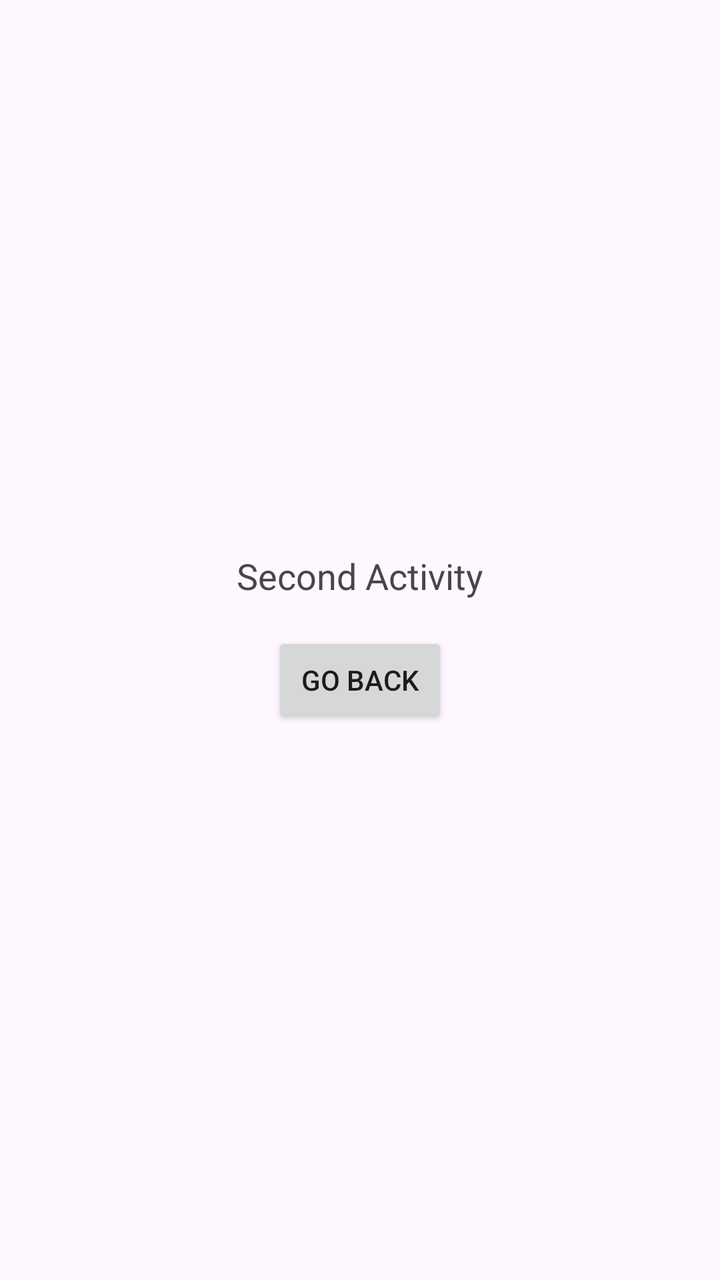
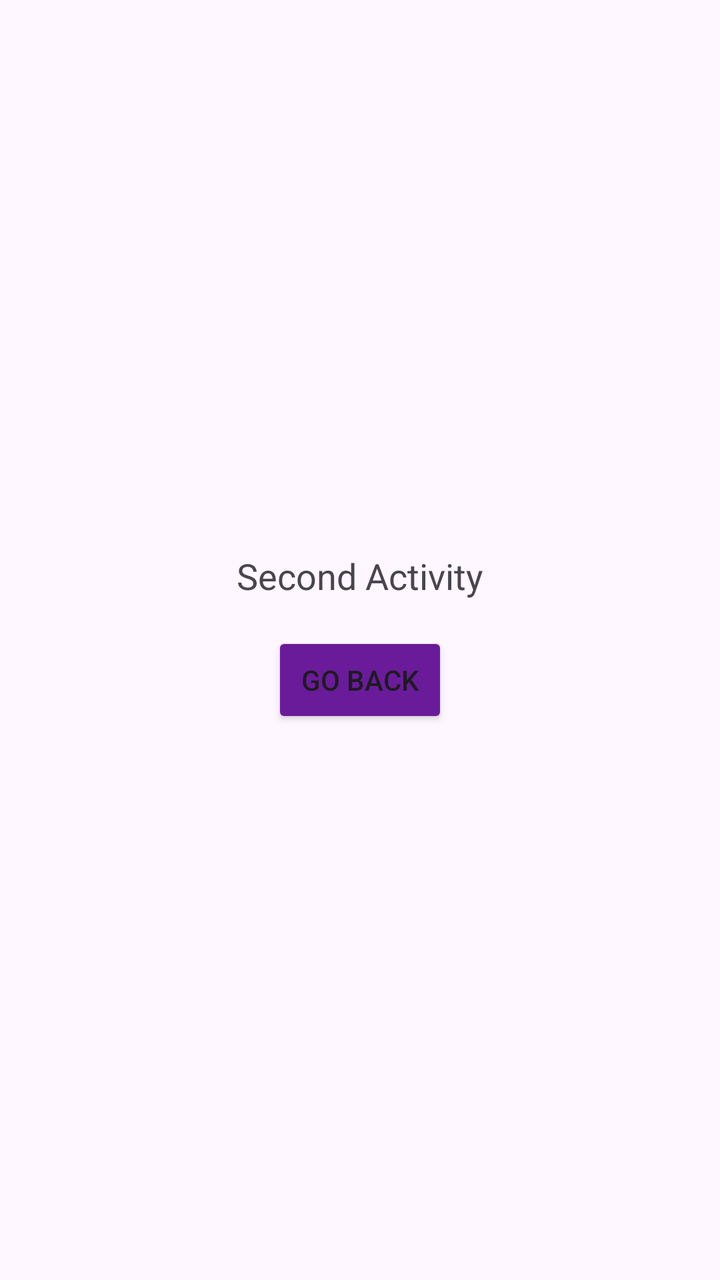

The first picture is an Android layout as it rendered before a commit; the second is the same layout after the commit. The layout source and the unified diff follow.
<!-- AndroidManifest.xml: application theme Theme.ActivityLifeCycle -->
<!-- res/layout/activity_second.xml -->
<?xml version="1.0" encoding="utf-8"?>
<LinearLayout xmlns:android="http://schemas.android.com/apk/res/android"
    android:layout_width="match_parent"
    android:layout_height="match_parent"
    android:orientation="vertical"
    android:gravity="center"
    android:padding="24dp">

    <TextView
        android:layout_width="wrap_content"
        android:layout_height="wrap_content"
        android:text="@string/title_second_activity"
        android:textSize="18sp"
        android:layout_marginBottom="16dp" />

    <Button
        android:id="@+id/btnGoBack"
        android:layout_width="wrap_content"
        android:layout_height="wrap_content"
        android:text="@string/btn_go_back" />

</LinearLayout>
<!-- resources referenced by this layout -->
<resources>
  <string name="btn_go_back">Go Back</string>
  <string name="title_second_activity">Second Activity</string>
  <style name="Theme.ActivityLifeCycle" parent="Base.Theme.ActivityLifeCycle" />
  <style name="Base.Theme.ActivityLifeCycle" parent="Theme.Material3.DayNight.NoActionBar">
  
      </style>
</resources>

<!-- the commit's change to res/layout/activity_second.xml (unified diff, before → after) -->
@@ -17,6 +17,7 @@
         android:id="@+id/btnGoBack"
         android:layout_width="wrap_content"
         android:layout_height="wrap_content"
-        android:text="@string/btn_go_back" />
+        android:text="@string/btn_go_back"
+        android:backgroundTint="@color/btn_go_back" />
 
 </LinearLayout>
<!-- resource entries referenced after the edit -->
@@ -1,5 +1,6 @@
 <!-- resources referenced by this layout -->
 <resources>
+  <color name="btn_go_back">#FF6A1B9A</color>
   <string name="btn_go_back">Go Back</string>
   <string name="title_second_activity">Second Activity</string>
   <style name="Theme.ActivityLifeCycle" parent="Base.Theme.ActivityLifeCycle" />
